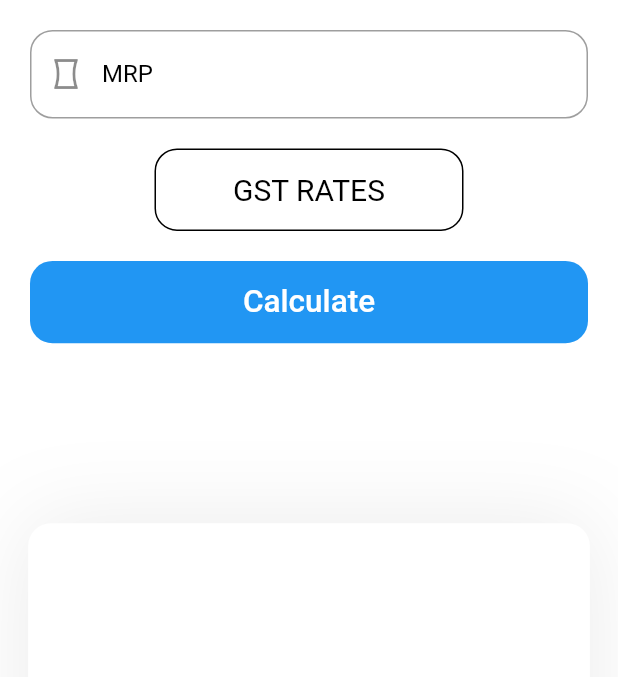
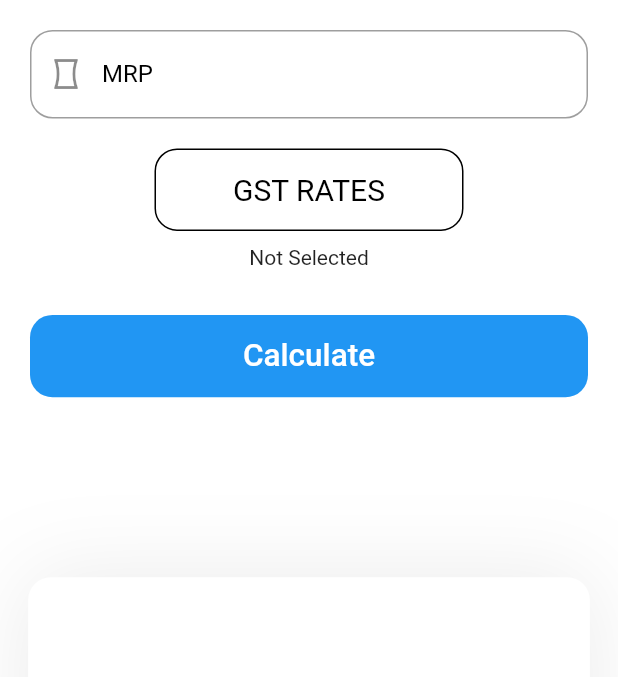
Before and after one commit to BullsEye34/no_gst_calculator, a Flutter app: the screen it shows after launch, on a phone screen of 412 x 824 dp, the part 84-761 px from its top. Run offline on Flutter 3.47's test engine with Material 2 defaults, Android fonts, the phone set to English and light mode, and no system bars; missing offline and left inert: flutter_cupertino_data_picker.

Commit message:
Conditional Text

```diff
--- a/lib/app.dart
+++ b/lib/app.dart
@@ -121,6 +121,16 @@ class _GSTFormState extends State<app> {
                 ),
               ),
               ratessss(), */
+              Padding(
+                padding: const EdgeInsets.all(10.0),
+                child: Center(
+                  child: Text(
+                    (newRate == null)
+                        ? 'Not Selected'
+                        : newRate.toString() + '%',
+                  ),
+                ),
+              ),
               Padding(
                 padding: EdgeInsets.all(_padding),
                 child: Row(
```
